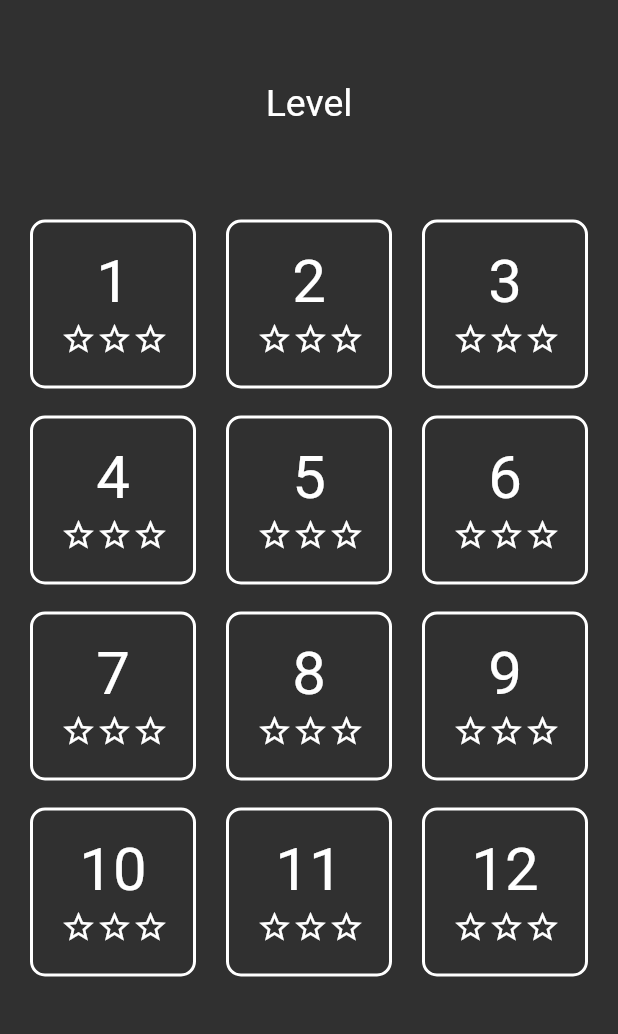
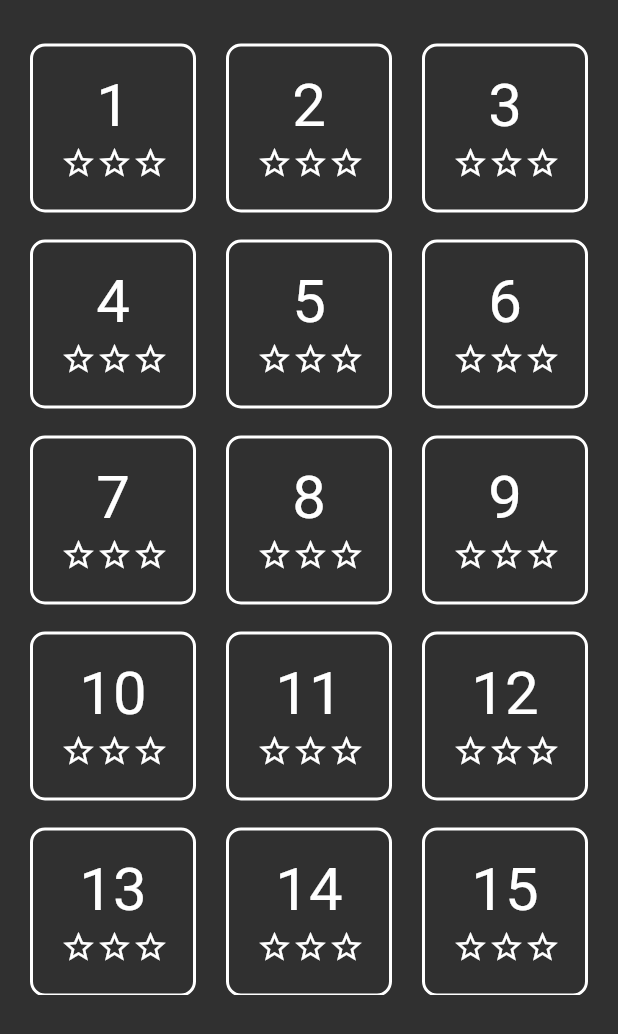
Before and after one commit to Henighandri/Snake-Game, a Flutter app: the screen it shows after launch, on a phone screen of 412 x 824 dp. Shown: the top 1034 px of the screen. Run offline on Flutter 3.47's test engine with Material 2 defaults, Android fonts, the phone set to English and light mode, and no system bars; our stand-ins replace get, shared_preferences.

Commit message:
30/8/2022

```diff
--- /dev/null
+++ b/lib/controller/level_controller.dart
@@ -0,0 +1,49 @@
+import 'package:get/get.dart';
+import 'package:shared_preferences/shared_preferences.dart';
+
+import '../models/level.dart';
+
+class LevelController extends GetxController{
+    List<Level> levels=[];
+  int nbLevel=20;
+
+
+  getListLevel() async {
+    final pref=await SharedPreferences.getInstance();
+     List<Level> levelList=[];
+      for(int i=0;i<nbLevel;i++){
+       int scoreMax = pref.getInt('${i+1}') ?? 0;
+       int nbStars =calculNbStars((i+9)*(i+9), i+1, scoreMax);
+        print(nbStars);
+        levelList.add(Level(level: i+1,maxScore: scoreMax,nbStars: nbStars));
+      //  print("${levelList[i].level} :${levelList[i].maxScore}");
+      }
+
+        levels =levelList;
+
+      update();
+
+
+  }
+
+ int calculNbStars(int totalNumberOfSquares ,int level,int maxScore){
+
+  double facteur =(totalNumberOfSquares-(3+level-1))/5;
+  print(facteur);
+
+ if(   maxScore >facteur &&maxScore <=2*facteur ){
+ return 1;
+ }else if(   maxScore >2*facteur &&maxScore <=3*facteur ){
+   return 2;
+ }else if(   maxScore >3*facteur ){
+  return 3;
+ }
+return 0;
+ }
+
+setNbStart(int totalNumberOfSquares ,int level,int maxScore){
+  levels[level-1].nbStars=calculNbStars(totalNumberOfSquares, level, maxScore);
+  update();
+}
+
+}
--- a/lib/controller/score_controller.dart
+++ /dev/null
@@ -1,14 +0,0 @@
-import 'package:get/get.dart';
-import 'package:shared_preferences/shared_preferences.dart';
-
-class ScoreController extends GetxController{
-   List<int> listScoreMax=[];
-
-  getScoreMax(int level) async {
-    final pref=await SharedPreferences.getInstance();
-   int scoreMax = pref.getInt('$level') ?? 0;
-   listScoreMax.add(scoreMax);
-     update();
-  }
-
-}
--- a/lib/models/level.dart
+++ b/lib/models/level.dart
@@ -1,9 +1,11 @@
 class Level {
   int? level;
   int? maxScore;
+  int? nbStars;
   Level({
     this.level,
-     this.maxScore,
+    this.maxScore,
+     this.nbStars,
   });
 
 
--- a/lib/screen/level_screen.dart
+++ b/lib/screen/level_screen.dart
@@ -6,7 +6,7 @@ import 'package:snake_game/widgets/Stars.dart';
 
 import 'package:snake_game/widgets/home_page.dart';
 
-import '../controller/score_controller.dart';
+import '../controller/level_controller.dart';
 
 class LevelScreen extends StatefulWidget {
   const LevelScreen({Key? key}) : super(key: key);
@@ -16,55 +16,53 @@ class LevelScreen extends StatefulWidget {
 }
 
 class _LevelScreenState extends State<LevelScreen> {
-  List<Level> levels=[];
-  int nbLevel=12;
+ LevelController _levelController=Get.put(LevelController());
   @override
   void initState() {
     // TODO: implement initState
     super.initState();
-    getScoreMax();
+   _levelController.getListLevel();
   }
-   getScoreMax() async {
-    final pref=await SharedPreferences.getInstance();
-     List<Level> levelList=[];
-      for(int i=0;i<nbLevel;i++){
-       int scoreMax = pref.getInt('${i+1}') ?? 0;
-        levelList.add(Level(level: i+1,maxScore: scoreMax));
-      //  print("${levelList[i].level} :${levelList[i].maxScore}");
-      }
-      setState(() {
-        levels =levelList;
-      });
 
-
-  }
   @override
   Widget build(BuildContext context) {
     return SafeArea(
       child: Scaffold(
-          body: Column(
+          body: Padding(
+            padding: const EdgeInsets.only(top: 20),
+            child: Column(
         children: [
-          const Expanded(child: Center(
+            /*const Expanded(child: Center(
               child: Text("Level",style:TextStyle(color: Colors.white,fontSize: 25)),
-          )),
+            )),*/
             Expanded(
               flex: 4,
-            child: Center(
-              child: Padding(
+              child: GetBuilder<LevelController>(
+                builder: (_) {
+                  return Center(
+                    child:
+                         Padding(
                           padding: const EdgeInsets.symmetric(horizontal: 10),
-                child: GridView.builder(
-                    itemCount: levels.length,
-                    physics: const NeverScrollableScrollPhysics(),
+                         child:
+                              _levelController.levels.isNotEmpty? GridView.builder(
+                                  itemCount: _levelController.levels.length,
+                                //  physics: const NeverScrollableScrollPhysics(),
                                   gridDelegate: const SliverGridDelegateWithFixedCrossAxisCount(
                                       crossAxisCount: 3),
                                   itemBuilder: (context, index)  {
-                      return LevelItem(level: levels[index],);
-                    }),
-              ),
+
+                                    return LevelItem(level: _levelController.levels[index],);
+                                  }):const CircularProgressIndicator()
+
+                        )
+
+                  );
+                }
               ),
             ),
             Expanded(child: Container()),
         ],
+      ),
           )),
     );
   }
@@ -78,45 +76,26 @@ class LevelItem extends StatefulWidget {
   State<LevelItem> createState() => _LevelItemState();
 }
 
-class _LevelItemState extends State<LevelItem> with WidgetsBindingObserver{
- //ScoreController scoreController=Get.put(ScoreController());
+class _LevelItemState extends State<LevelItem> {
+
 
 int rowSize= 0;
   int totalNumberOfSquares=0;
-int nbStars=0;
+
   @override
   void initState() {
     // TODO: implement initState
     super.initState();
     rowSize= widget.level.level!+9;
     totalNumberOfSquares=(widget.level.level!+9)*(widget.level.level!+9);
-  calculNbStars();
-  }
- void calculNbStars(){
-
-  double facteur =(totalNumberOfSquares-(3+widget.level.level!-1))/35;
-  print(facteur);
-
- if(   widget.level.maxScore! >facteur &&widget.level.maxScore! <=2*facteur ){
-  nbStars=1;
- }else if(   widget.level.maxScore! >2*facteur &&widget.level.maxScore! <=3*facteur ){
-  nbStars=2;
- }else if(   widget.level.maxScore! >3*facteur ){
-  nbStars=3;
- }
+ //
   }
 
-  @override
-  void didChangeAppLifecycleState(AppLifecycleState state) {
-    // TODO: implement didChangeAppLifecycleState
-    super.didChangeAppLifecycleState(state);
-    if(state==AppLifecycleState.resumed){
-      print("Resumed");
-    }
-  }
+
 
   @override
   Widget build(BuildContext context) {
+
     return Padding(
       padding: const EdgeInsets.symmetric(horizontal: 10,vertical: 4),
       child: GestureDetector(
@@ -128,8 +107,10 @@ int nbStars=0;
                     builder: (context) => MyHomePage(
                           rowSize: rowSize,
                           totalNumberOfSquares: totalNumberOfSquares,
-                          milliseconds: 210-(widget.level.level!+9),
-                          nbObstacle: widget.level.level!-1,
+                          milliseconds:widget.level.level! < 10 ? 250-(widget.level.level!*10):100,
+                          nbObstacle: widget.level.level! < 10 ?
+                          widget.level.level!-1 :
+                          widget.level.level!-10,
                           level: widget.level.level!,
                            outline: widget.level.level!>9,
                         )),
@@ -151,7 +132,7 @@ int nbStars=0;
               style: const TextStyle(color: Colors.white,fontSize: 40),
               ),
 
-               Stars(nbStars: nbStars,),
+               Stars(nbStars:widget.level.nbStars!,),
             ],
           ),
         ),
--- a/lib/widgets/home_page.dart
+++ b/lib/widgets/home_page.dart
@@ -3,12 +3,14 @@ import 'dart:math';
 
 import 'package:flutter/material.dart';
 import 'package:flutter/services.dart';
+import 'package:get/get.dart';
 import 'package:shared_preferences/shared_preferences.dart';
 import 'package:snake_game/widgets/blank_pixel.dart';
 import 'package:snake_game/widgets/head_pixel.dart';
 import 'package:snake_game/widgets/obstacle_pixel.dart';
 import 'package:snake_game/widgets/snake_pixel.dart';
 
+import '../controller/level_controller.dart';
 import 'food_pixel.dart';
 
 class MyHomePage extends StatefulWidget {
@@ -34,7 +36,7 @@ enum snakeDirection { UP, DOWN, LEFT, RIGHT }
 
 class _MyHomePageState extends State<MyHomePage> {
   bool gameHasStarted = false;
-
+ final LevelController _levelController=Get.find<LevelController>();
 
 //grid dimensions
 
@@ -272,6 +274,8 @@ class _MyHomePageState extends State<MyHomePage> {
     if(currentScore> scoreMax){
       pref.setInt("${widget.level}", currentScore);
     scoreMax = pref.getInt('${widget.level}') ?? 0;
+  _levelController.setNbStart(widget.totalNumberOfSquares,widget.level,scoreMax);
+
     }
   }
 
```
Lines whose indentation alone changed are shown as unchanged.
